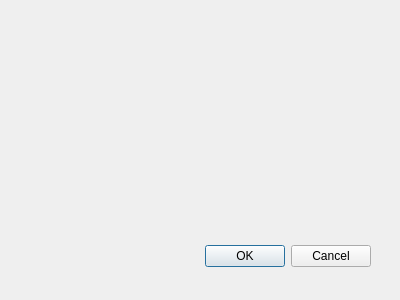
Qt form dialog.ui (binnosoc/gsc-desktop-ui) before a commit.
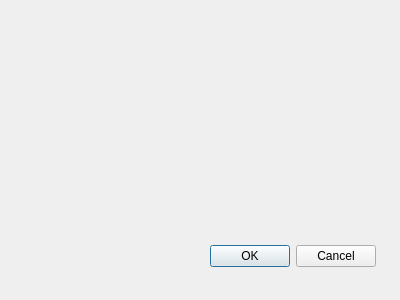
The same form after that commit.

Patch:
```diff
--- a/dialog.ui
+++ b/dialog.ui
@@ -16,7 +16,7 @@
   <widget class="QDialogButtonBox" name="buttonBox">
    <property name="geometry">
     <rect>
-     <x>30</x>
+     <x>35</x>
      <y>240</y>
      <width>341</width>
      <height>32</height>
```
